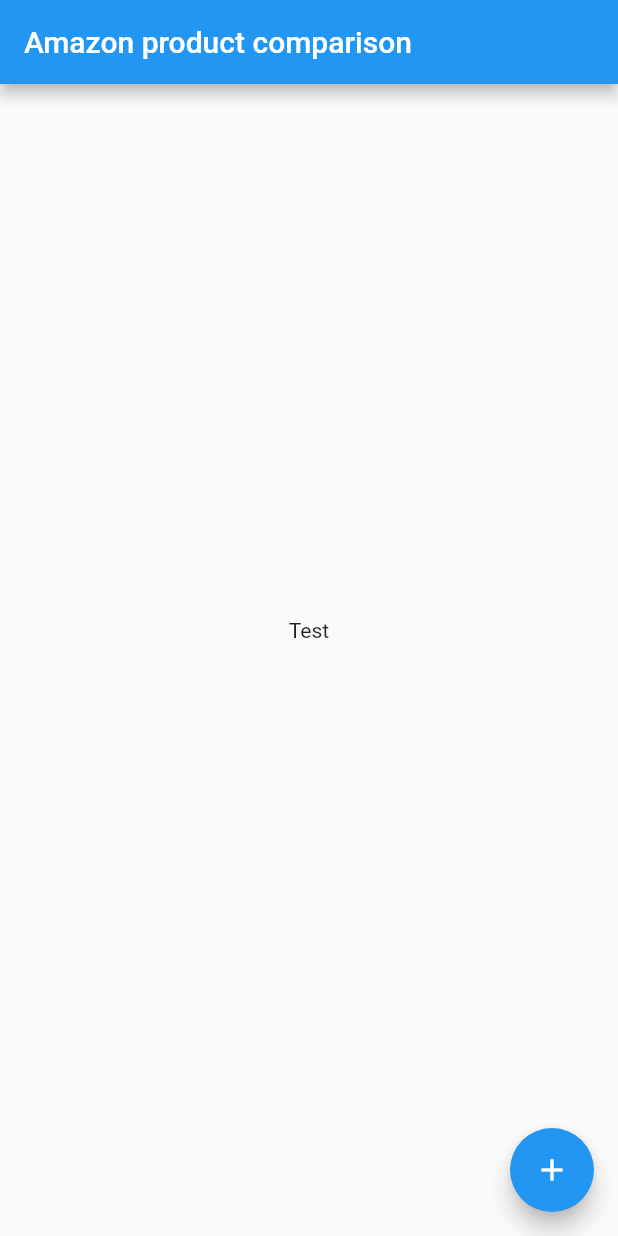
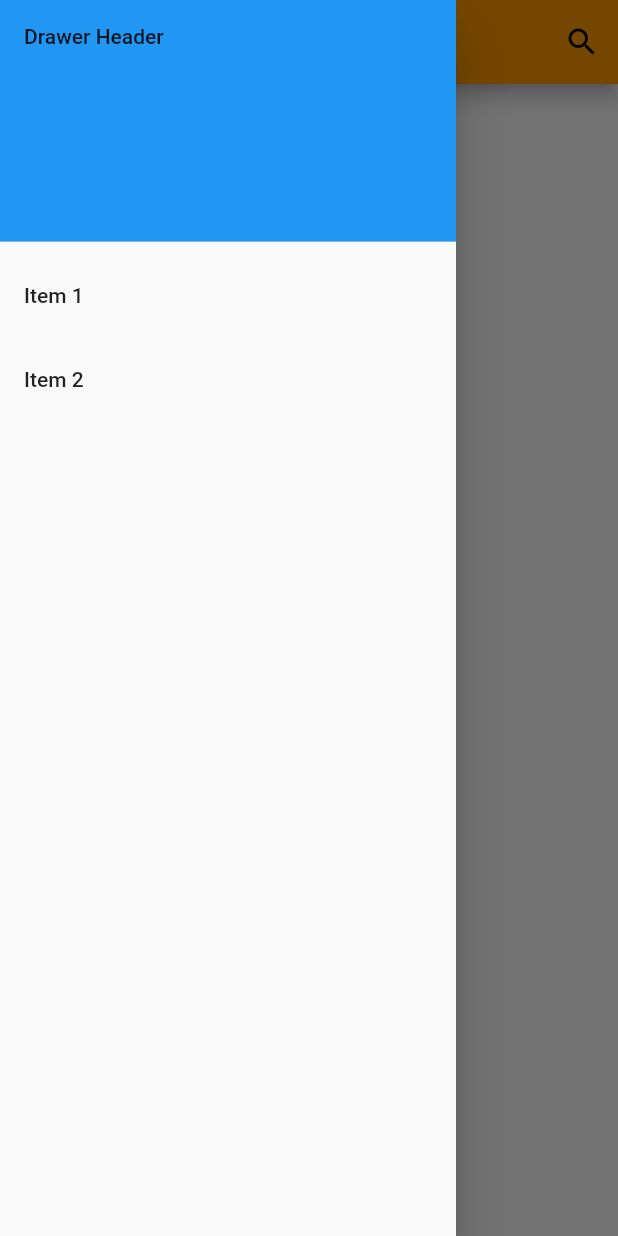
Before and after one commit to guyna25/AmazonProductViewer, a Flutter app: the screen it shows after launch, with the side drawer open (before the commit the screen has no drawer), on a phone screen of 412 x 824 dp. Run offline on Flutter 3.47's test engine with Material 2 defaults, Android fonts, the phone set to English and light mode, and no system bars; drawn by our look-alikes of easy_search_bar.

Commit message:
Added search bar to main page

```diff
--- a/client/lib/main.dart
+++ b/client/lib/main.dart
@@ -1,73 +1,49 @@
-import 'dart:html';
+import 'package:easy_search_bar/easy_search_bar.dart';
+import 'package:flutter/material.dart';
 
-import 'package:flutter/material.dart';
-import 'package:http/http.dart';
-
-String _msg = "";
-
-void _testServer() {
-  get("http://localhost:3000/products_test").then((res) {
-    _msg = "Success";
-    print(res.body);
-  });
+void main() {
+  runApp(const AppBase());
 }
 
-void main() {
-  _testServer();
-  runApp(const MyApp());
+class AppBase extends StatefulWidget {
+  const AppBase({Key? key}) : super(key: key);
+
+  @override
+  State<AppBase> createState() => _AppBaseState();
 }
 
-class MyApp extends StatelessWidget {
-  const MyApp({super.key});
+class _AppBaseState extends State<AppBase> {
+  String searchValue = '';
+  final List<String> _suggestions = [
+    'Ducks',
+    'Lotion',
+  ];
 
-  // This widget is the root of your application.
   @override
   Widget build(BuildContext context) {
     return MaterialApp(
-      title: 'Amazon product comparison',
-      theme: ThemeData(
-        primarySwatch: Colors.blue,
-      ),
-      home: const MyHomePage(title: 'Amazon product comparison'),
-    );
+        title: 'Price Comparison',
+        theme: ThemeData(primarySwatch: Colors.orange),
+        home: Scaffold(
+            appBar: EasySearchBar(
+                title: const Text('Enter product name'),
+                onSearch: (value) => setState(() => searchValue = value),
+                suggestions: _suggestions),
+            drawer: Drawer(
+                child: ListView(padding: EdgeInsets.zero, children: [
+              const DrawerHeader(
+                decoration: BoxDecoration(
+                  color: Colors.blue,
+                ),
+                child: Text('Drawer Header'),
+              ),
+              ListTile(
+                  title: const Text('Item 1'),
+                  onTap: () => Navigator.pop(context)),
+              ListTile(
+                  title: const Text('Item 2'),
+                  onTap: () => Navigator.pop(context))
+            ])),
+            body: Center(child: Text('Value: $searchValue'))));
   }
 }
-
-class MyHomePage extends StatefulWidget {
-  const MyHomePage({super.key, required this.title});
-
-  final String title;
-
-  @override
-  State<MyHomePage> createState() => _MyHomePageState();
-}
-
-class _MyHomePageState extends State<MyHomePage> {
-  @override
-  Widget build(BuildContext context) {
-    return Scaffold(
-      appBar: AppBar(
-        title: Text(widget.title),
-      ),
-      body: Center(
-        child: Column(
-          mainAxisAlignment: MainAxisAlignment.center,
-          children: <Widget>[
-            const Text(
-              'Test',
-            ),
-            Text(
-              _msg,
-              style: Theme.of(context).textTheme.headlineMedium,
-            ),
-          ],
-        ),
-      ),
-      floatingActionButton: FloatingActionButton(
-        onPressed: _testServer,
-        tooltip: 'Increment',
-        child: const Icon(Icons.add),
-      ),
-    );
-  }
-}
--- a/client/pubspec.yaml
+++ b/client/pubspec.yaml
@@ -23,6 +23,7 @@ dependencies:
   # The following adds the Cupertino Icons font to your application.
   # Use with the CupertinoIcons class for iOS style icons.
   cupertino_icons: ^1.0.2
+  easy_search_bar: ^2.4.2
 
 dev_dependencies:
   flutter_test:
```
Also changed, not shown: client/pubspec.lock, 1 other file.
